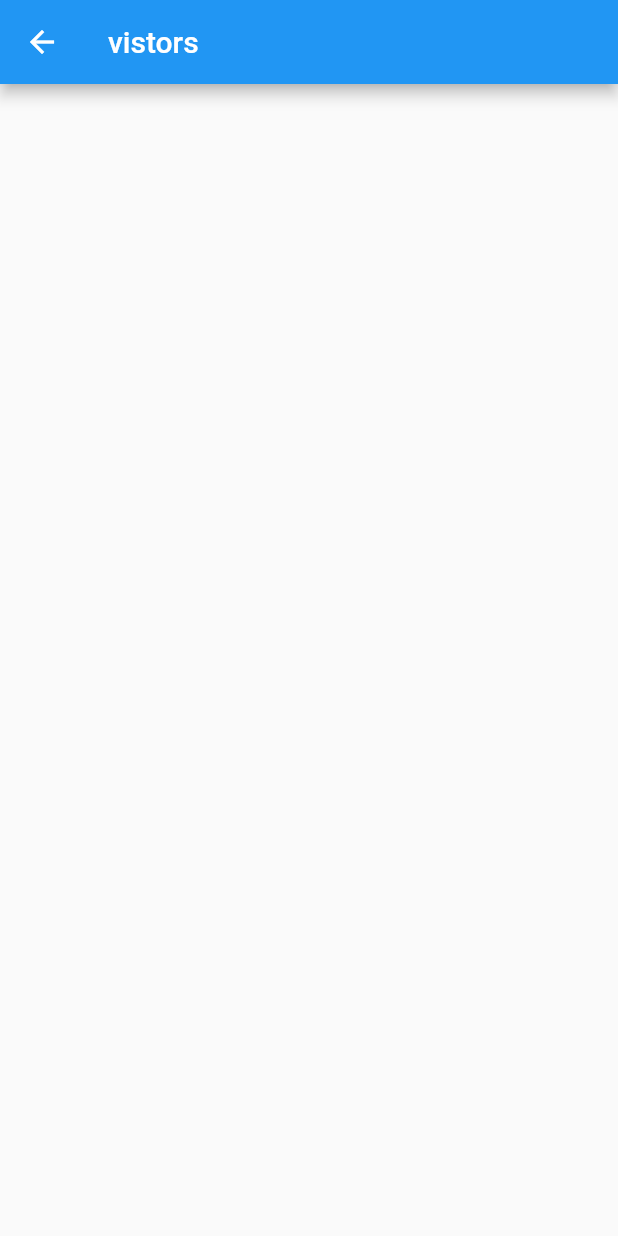
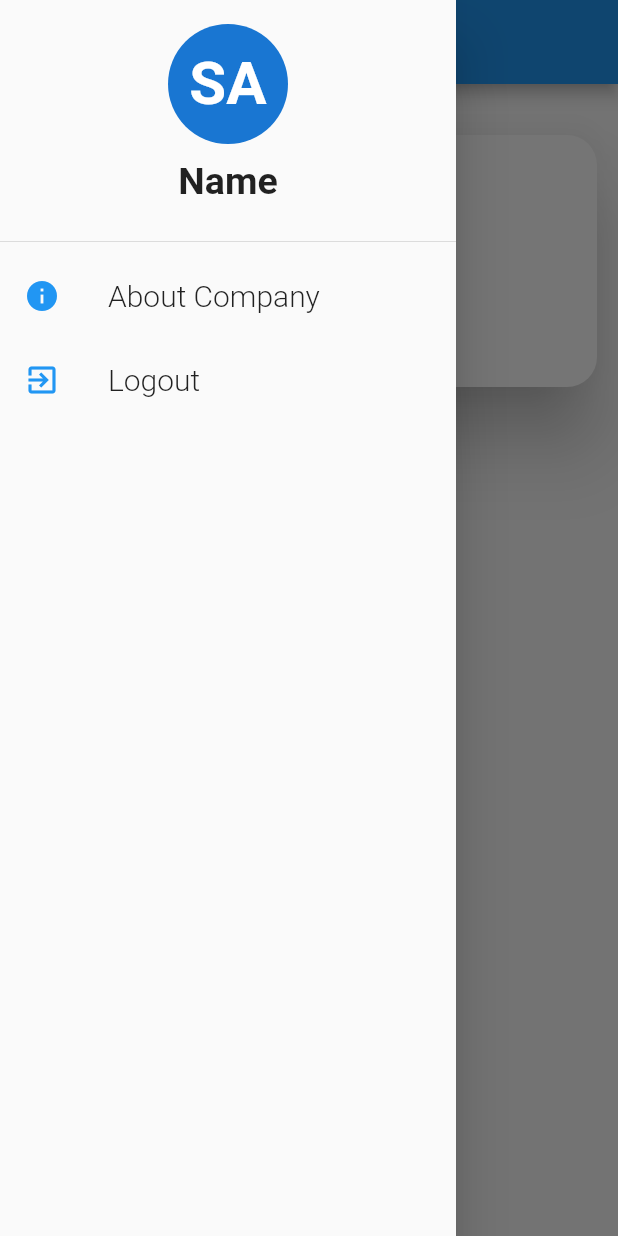
Before and after one commit to GoyalSidhant/SAKEC_GATE, a Flutter app: the Vistors screen opened directly, with the side drawer open (before the commit the screen has no drawer), on a phone screen of 412 x 824 dp. Run offline on Flutter 3.47's test engine with Material 2 defaults, Android fonts, the phone set to English and light mode, and no system bars; our stand-ins replace image_picker.

Commit message:
UI Complete V1

```diff
--- a/lib/screens/noticeboard.dart
+++ b/lib/screens/noticeboard.dart
@@ -1,4 +1,5 @@
 import 'package:SAKEC_GATE/screens/createNotice.dart';
+import 'package:SAKEC_GATE/widgets/drawer.dart';
 import 'package:SAKEC_GATE/widgets/noticecard.dart';
 import 'package:flutter/material.dart';
 import 'package:SAKEC_GATE/global.dart' as global;
@@ -25,6 +26,7 @@ class _NoticeBoardState extends State<NoticeBoard> {
       appBar: AppBar(
         title: Text("Noticeboard"),
       ),
+      drawer: CustomDrawer(),
       body: ListView(
         padding: EdgeInsets.symmetric(horizontal: 10.0, vertical: 30.0),
 
--- a/lib/screens/vistors.dart
+++ b/lib/screens/vistors.dart
@@ -1,6 +1,12 @@
 import 'package:SAKEC_GATE/screens/addVisitor.dart';
+import 'package:SAKEC_GATE/screens/login_option.dart';
+import 'package:SAKEC_GATE/widgets/drawer.dart';
+import 'package:SAKEC_GATE/widgets/visitorcard.dart';
 import 'package:flutter/material.dart';
 import 'package:SAKEC_GATE/global.dart' as global;
+
+import 'mobile_verification.dart';
+
 class Vistors extends StatefulWidget {
   @override
   _VistorsState createState() => _VistorsState();
@@ -11,18 +17,23 @@ class _VistorsState extends State<Vistors> {
   Widget build(BuildContext context) {
     return Scaffold(
       floatingActionButton: global.role == "Security"
-          ? FloatingActionButton(child: new Icon(Icons.add), onPressed: (){
-            Navigator.push(
+          ? FloatingActionButton(
+              child: new Icon(Icons.add),
+              onPressed: () {
+                Navigator.push(
                   context,
                   MaterialPageRoute(builder: (context) => AddVisitor()),
                 );
-          })
+              })
           : SizedBox(),
-
       appBar: AppBar(
-        title: Text("vistors"),
+        title: Text("Vistors"),
       ),
-
+      drawer: CustomDrawer(),
+      body: ListView(
+        padding: EdgeInsets.symmetric(horizontal: 10.0, vertical: 30.0),
+        children: [VistorCard()],
+      ),
     );
   }
 }
--- /dev/null
+++ b/lib/widgets/drawer.dart
@@ -0,0 +1,54 @@
+import 'package:SAKEC_GATE/screens/login_option.dart';
+import 'package:flutter/material.dart';
+
+class CustomDrawer extends StatelessWidget {
+  @override
+  Widget build(BuildContext context) {
+    return Drawer(
+        child: ListView(
+            children: [
+              DrawerHeader(
+                child: Column(
+                  children: [
+                    CircleAvatar(
+                        radius: 40,
+                        child: Text(
+                          "SA",
+                          style: TextStyle(
+                              fontWeight: FontWeight.bold, fontSize: 40),
+                        )),
+                    SizedBox(height: 10),
+                    Text(
+                      "Name",
+                      style: TextStyle(fontWeight: FontWeight.bold, fontSize: 25),
+                    ),
+                  ],
+                ),
+              ),
+              ListTile(
+                    title: Text('About Company',
+                        style:
+                            TextStyle(fontSize: 20, fontWeight: FontWeight.w300)),
+                    onTap: () {
+                      //Navigator.pushNamed(context, AboutCompany.id);
+                    },
+                    leading: Icon(Icons.info, color: Colors.blue),
+                  ),
+                  ListTile(
+                    title: Text('Logout',
+                        style:
+                            TextStyle(fontSize: 20, fontWeight: FontWeight.w300)),
+                    onTap: () async {
+                      Navigator.push(
+                          context,
+                          MaterialPageRoute(
+                              builder: (context) => LoginOption()));
+                    },
+                    leading: Icon(Icons.exit_to_app, color: Colors.blue),
+                  ),
+                  SizedBox(height: 15),
+            ],
+          ),
+    );
+  }
+}
--- /dev/null
+++ b/lib/widgets/visitorcard.dart
@@ -0,0 +1,29 @@
+import 'package:flutter/material.dart';
+
+class VistorCard extends StatelessWidget {
+  @override
+  Widget build(BuildContext context) {
+    return Card(
+      elevation: 20,
+      shape: RoundedRectangleBorder(
+          borderRadius: BorderRadius.all(Radius.circular(20))),
+      child: Column(
+        children: [
+          ListTile(
+            leading: Icon(Icons.person),
+            title: Text("Name"),
+            //trailing: Text("12:42 PM"),
+          ),
+          ListTile(
+            leading: Icon(Icons.meeting_room),
+            title:Text("Proff" , overflow: TextOverflow.fade ,)
+          ),
+          ListTile(
+            leading: Icon(Icons.lock_clock),
+            title:Text("Status" , overflow: TextOverflow.fade ,)
+          )
+        ],
+      ),
+    );
+  }
+}
```
